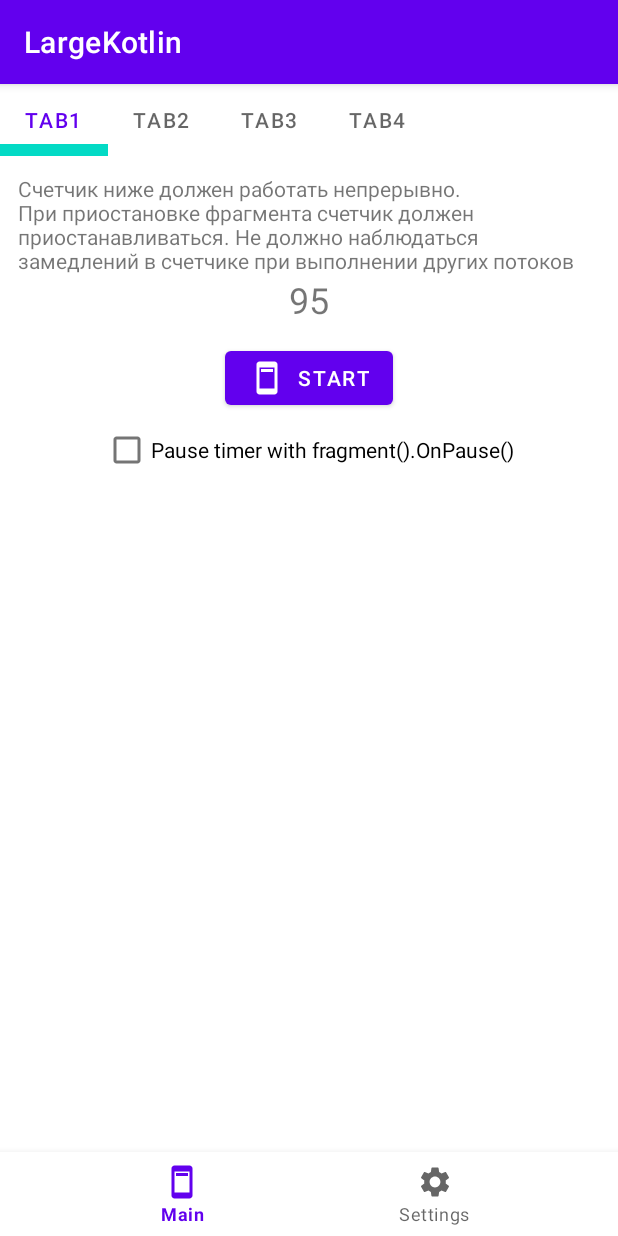
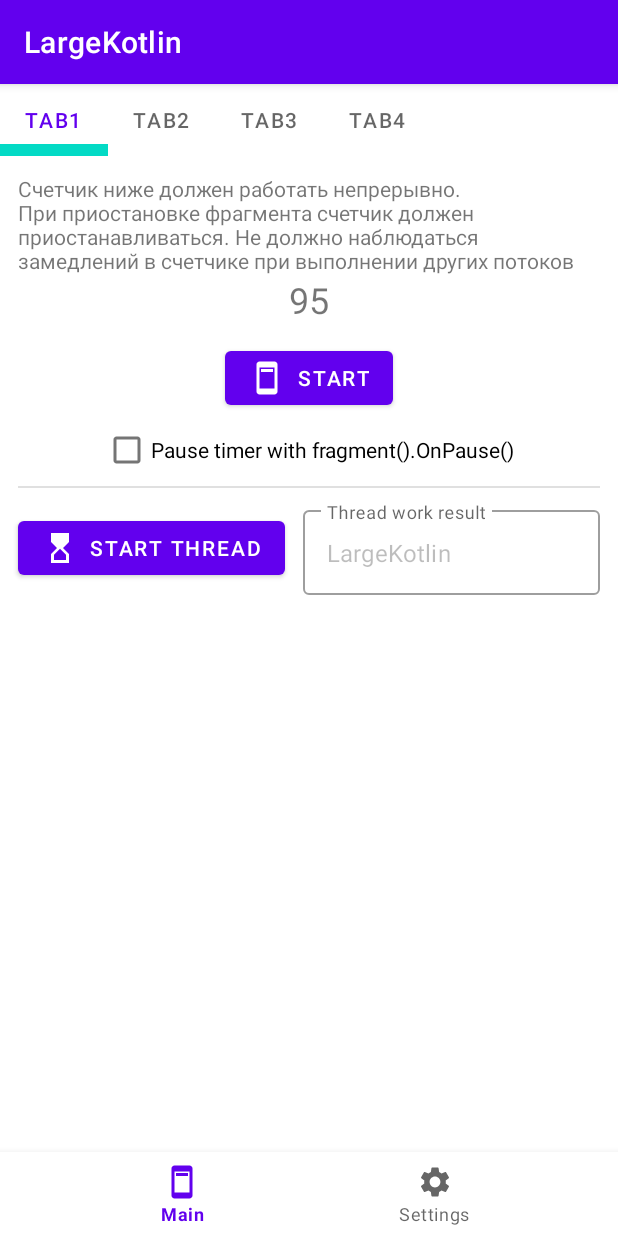
Before and after one commit to OlegQt/LargeKotlin, an Android app: the screen it shows after launch (RootActivity), on a phone screen of 412 x 824 dp. Run offline under Robolectric (Android 15) with nearby library versions, the phone set to English and light mode, and no system bars.

Commit message:
Additional function to star another thread inserted Thread runnable get consumer function to return some data back to UI thread

```diff
--- a/app/build.gradle
+++ b/app/build.gradle
@@ -38,6 +38,7 @@ android {
 
 dependencies {
     implementation("androidx.viewpager2:viewpager2:1.0.0")
+    implementation("androidx.fragment:fragment-ktx:1.6.1")
 
     implementation 'androidx.core:core-ktx:1.8.0'
     implementation 'androidx.appcompat:appcompat:1.6.1'
--- a/app/src/main/java/com/largekotlin/RootActivity.kt
+++ b/app/src/main/java/com/largekotlin/RootActivity.kt
@@ -2,7 +2,10 @@ package com.largekotlin
 
 import androidx.appcompat.app.AppCompatActivity
 import android.os.Bundle
+import androidx.fragment.app.Fragment
+import androidx.fragment.app.commit
 import com.largekotlin.databinding.ActivityRootBinding
+import com.largekotlin.fragments.Tab1Fragment
 
 class RootActivity : AppCompatActivity() {
     private lateinit var binding: ActivityRootBinding
@@ -12,10 +15,24 @@ class RootActivity : AppCompatActivity() {
         binding = ActivityRootBinding.inflate(layoutInflater)
         setContentView(binding.root)
 
-        if(savedInstanceState==null){
+        if (savedInstanceState == null) {
             supportFragmentManager.beginTransaction()
-                .add(R.id.root_fragment_container,MainFragment.newInstance())
+                .add(R.id.root_fragment_container, MainFragment.newInstance())
                 .commit()
         }
+
+        binding.navigationView.setOnItemSelectedListener {
+            when (it.itemId) {
+                R.id.page_settings -> openAnotherFragment(Tab1Fragment.newInstance())
+                else -> openAnotherFragment(MainFragment.newInstance())
+            }
+        }
+    }
+
+    private fun openAnotherFragment(fragmentToOpen: Fragment): Boolean {
+        supportFragmentManager.commit {
+            replace(R.id.root_fragment_container, fragmentToOpen)
+        }
+        return true
     }
 }
--- a/app/src/main/java/com/largekotlin/fragments/Tab1Fragment.kt
+++ b/app/src/main/java/com/largekotlin/fragments/Tab1Fragment.kt
@@ -18,7 +18,6 @@ class Tab1Fragment : Fragment() {
     private val vm by lazy { ViewModelProvider(this)[Tab1ViewModel::class.java] }
 
     private var pauseTimerWhenFragmentOnPause:Boolean = false
-
     override fun onCreateView(
         inflater: LayoutInflater, container: ViewGroup?,
         savedInstanceState: Bundle?
@@ -39,6 +38,12 @@ class Tab1Fragment : Fragment() {
         binding.checkboxPauseControl.setOnCheckedChangeListener { compoundButton, isChecked ->
             this.pauseTimerWhenFragmentOnPause = isChecked
             //this.pauseTimerWhenFragmentOnPause = compoundButton.isChecked
+        }
+
+        binding.btnStartThreadA.setOnClickListener {
+            vm.startBusyThread(){
+                binding.txtConsumer.setText(it.toString())
+            }
         }
 
         // Работа с ViewModel
--- a/app/src/main/java/com/largekotlin/viewmodels/Tab1ViewModel.kt
+++ b/app/src/main/java/com/largekotlin/viewmodels/Tab1ViewModel.kt
@@ -37,7 +37,23 @@ class Tab1ViewModel : ViewModel() {
         handler.removeCallbacks(timerRunnable)
     }
 
+    fun startBusyThread(consumer:Consumable){
+        val busyRunnable = Runnable {
+            //TODO: Добавить код с длительным вычислением
+            handler.post { consumer.consume(9999L) }
+        }
+
+        val busyThread = Thread(busyRunnable, BUSY_RUN)
+        busyThread.start()
+        busyThread.join(6000L)
+    }
+
     companion object {
         const val TIMER_DELAY_mills = 24L
+        const val BUSY_RUN = "BUSY_RUNNABLE"
+    }
+
+    fun interface Consumable{
+        fun consume(dataLong:Long)
     }
 }
--- /dev/null
+++ b/app/src/main/res/drawable/hourglass_top.xml
@@ -0,0 +1,5 @@
+<vector android:height="24dp" android:tint="#000000"
+    android:viewportHeight="24" android:viewportWidth="24"
+    android:width="24dp" xmlns:android="http://schemas.android.com/apk/res/android">
+    <path android:fillColor="@android:color/white" android:pathData="M6,2l0.01,6L10,12l-3.99,4.01L6,22h12v-6l-4,-4l4,-3.99V2H6zM16,16.5V20H8v-3.5l4,-4L16,16.5z"/>
+</vector>
--- a/app/src/main/res/layout/fragment_tab1.xml
+++ b/app/src/main/res/layout/fragment_tab1.xml
@@ -58,4 +58,55 @@
         app:layout_constraintStart_toStartOf="parent"
         app:layout_constraintTop_toBottomOf="@id/btn_start_timer" />
 
+    <com.google.android.material.divider.MaterialDivider
+        android:id="@+id/hor_divider"
+        android:layout_width="match_parent"
+        android:layout_height="wrap_content"
+
+        android:layout_marginHorizontal="12dp"
+
+        app:layout_constraintTop_toBottomOf="@id/checkbox_pause_control"/>
+
+    <com.google.android.material.button.MaterialButton
+        android:id="@+id/btn_start_thread_a"
+        android:layout_width="wrap_content"
+        android:layout_height="wrap_content"
+        android:layout_marginTop="16dp"
+        android:layout_marginStart="12dp"
+
+        app:icon="@drawable/hourglass_top"
+        app:iconTint="?attr/colorOnPrimary"
+
+        android:text="Start thread"
+
+
+        app:layout_constraintStart_toStartOf="parent"
+        app:layout_constraintTop_toBottomOf="@id/hor_divider" />
+
+    <com.google.android.material.textfield.TextInputLayout
+        android:id="@+id/filledTextField"
+        style="@style/Widget.MaterialComponents.TextInputLayout.OutlinedBox"
+
+        android:layout_width="0dp"
+        android:layout_height="wrap_content"
+        android:layout_marginHorizontal="12dp"
+
+        android:hint="Thread work result"
+
+
+        app:layout_constraintBottom_toBottomOf="@id/btn_start_thread_a"
+        app:layout_constraintEnd_toEndOf="parent"
+        app:layout_constraintStart_toEndOf="@id/btn_start_thread_a"
+        app:layout_constraintTop_toTopOf="@id/btn_start_thread_a"
+        >
+
+        <com.google.android.material.textfield.TextInputEditText
+            android:id="@+id/txt_consumer"
+            android:layout_width="match_parent"
+            android:layout_height="match_parent"
+            android:enabled="false"
+            android:text="@string/app_name" />
+
+    </com.google.android.material.textfield.TextInputLayout>
+
 </androidx.constraintlayout.widget.ConstraintLayout>
```
